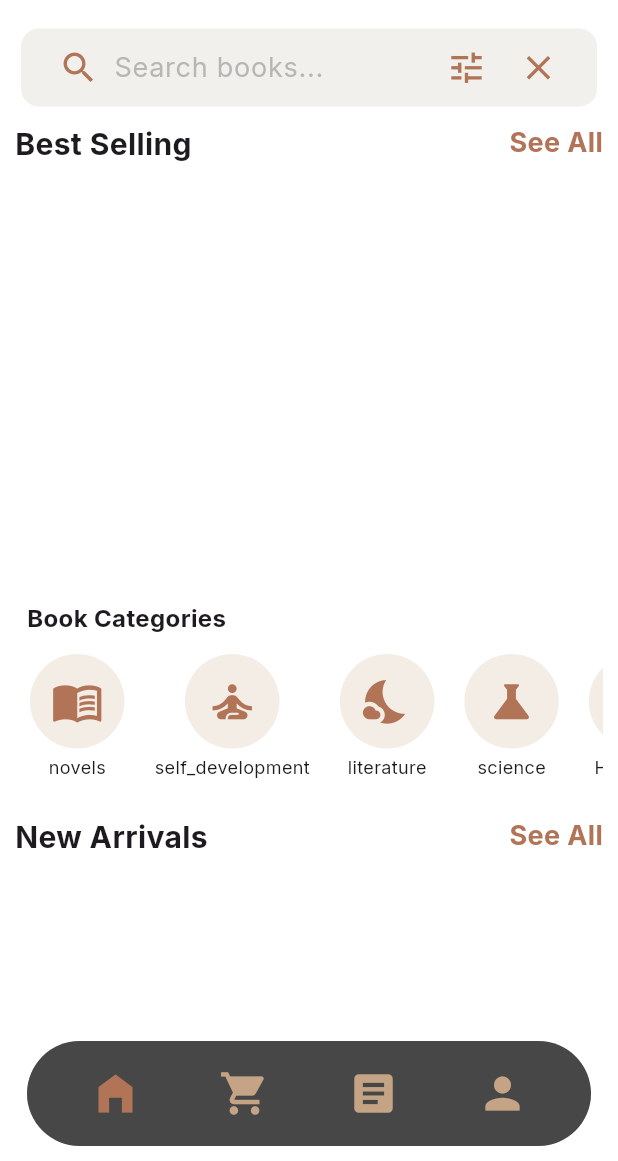
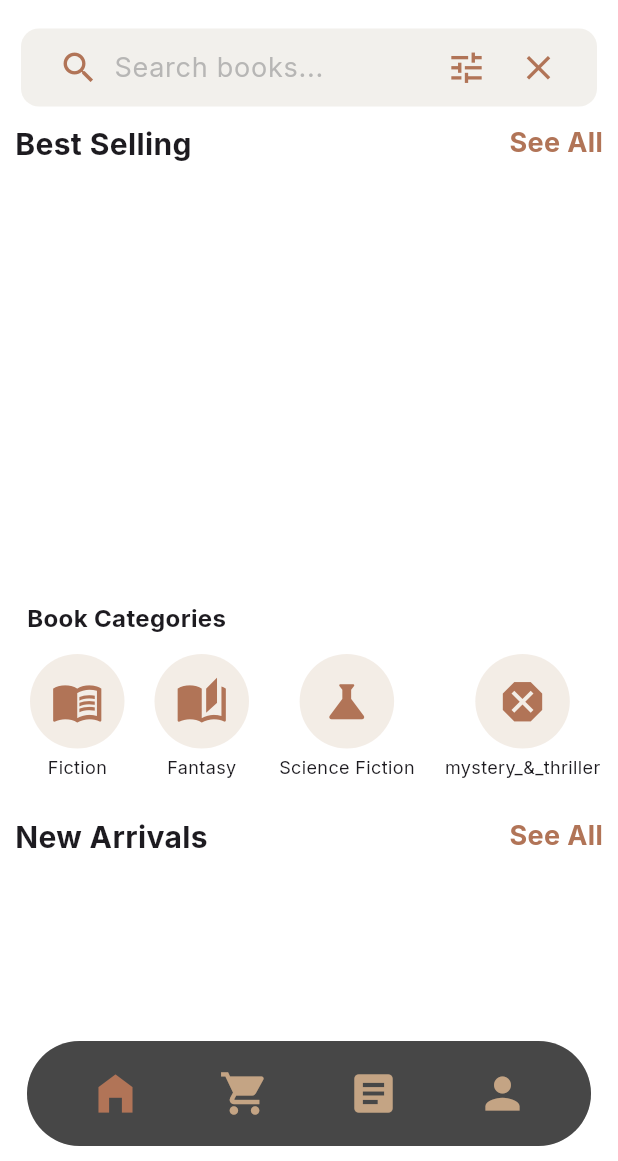
Before and after one commit to Cokawhere/graduation-project-BOOKSi, a Flutter app: the HomeView screen opened directly, on a phone screen of 412 x 824 dp, the part 75-1236 px from its top. Run offline on Flutter 3.47's test engine with Material 3 defaults, Android fonts, the phone set to English and light mode, and no system bars; our stand-ins replace cloud_firestore, firebase_auth, firebase_core, flutter_rating_bar, flutter_svg, get and 3 more; missing offline and left inert: flutter_facebook_auth; accounts and stored records are empty; project files that could hold a hidden picture were left out.

Commit message:
shop-categories

```diff
--- a/lib/features/shop/shopview.dart
+++ b/lib/features/shop/shopview.dart
@@ -191,27 +191,31 @@ class ShopView extends StatelessWidget {
   }
 
   Widget _buildCategoriesSection() {
-    final categories = [
-      {'icon': Icons.menu_book, 'label': 'novels'.tr, 'genre': 'novels'},
-      {
-        'icon': Icons.self_improvement,
-        'label': 'self_development'.tr,
-        'genre': "Personal Growth",
-      },
-      {
-        'icon': Icons.nights_stay,
-        'label': 'literature'.tr,
-        'genre': 'literature',
-      },
-      {'icon': Icons.science, 'label': 'science'.tr, 'genre': 'science'},
-      {'icon': Icons.history, 'label': 'Historical'.tr, 'genre': 'Historical'},
-      {'icon': Icons.auto_stories, 'label': 'religion'.tr, 'genre': 'religion'},
-      {
-        'icon': Icons.business_center,
-        'label': 'business'.tr,
-        'genre': 'business',
-      },
+    const genreOptions = [
+      'Fiction',
+      'Fantasy',
+      'Science Fiction',
+      'Mystery & Thriller',
+      'Romance',
+      'Historical',
+      'Young Adult',
+      'Horror',
+      'Biography',
+      'Personal Growth',
     ];
+
+    final categoryIcons = {
+      'Fiction': Icons.menu_book,
+      'Fantasy': Icons.auto_stories,
+      'Science Fiction': Icons.science,
+      'Mystery & Thriller': Icons.dangerous,
+      'Romance': Icons.favorite,
+      'Historical': Icons.history,
+      'Young Adult': Icons.people,
+      'Horror': Icons.nights_stay,
+      'Biography': Icons.book,
+      'Personal Growth': Icons.self_improvement,
+    };
 
     return Column(
       crossAxisAlignment: CrossAxisAlignment.start,
@@ -233,23 +237,25 @@ class ShopView extends StatelessWidget {
           height: 95,
           child: ListView.builder(
             scrollDirection: Axis.horizontal,
-            itemCount: categories.length,
+            itemCount: genreOptions.length,
             itemBuilder: (context, index) {
-              final item = categories[index];
+              final genre = genreOptions[index].toLowerCase().replaceAll(
+                ' ',
+                '_',
+              );
               return GestureDetector(
                 onTap: () {
-                  final genre = item['genre'];
                   final filteredBooks = controller.allBooks
                       .where(
                         (book) =>
                             book.genre.toLowerCase() ==
-                            genre.toString().toLowerCase(),
+                            genreOptions[index].toLowerCase(),
                       )
                       .toList();
 
                   Get.to(
                     () => BooksView(
-                      title: item['label'] as String,
+                      title: genreOptions[index],
                       books: filteredBooks,
                     ),
                   );
@@ -265,15 +271,16 @@ class ShopView extends StatelessWidget {
                           shape: BoxShape.circle,
                         ),
                         child: Icon(
-                          item['icon'] as IconData,
+                          categoryIcons[genreOptions[index]] ?? Icons.book,
                           color: AppColors.brown,
                           size: 35,
                         ),
                       ),
                       const SizedBox(height: 4),
                       Text(
-                        item['label'] as String,
+                        genre.tr,
                         style: const TextStyle(fontSize: 12),
+                        textAlign: TextAlign.center,
                       ),
                       const SizedBox(height: 7),
                     ],
--- a/lib/lang/ar.dart
+++ b/lib/lang/ar.dart
@@ -70,13 +70,16 @@ const Map<String, String> ar = {
   "dark_mode": "الوضع الداكن",
   "change_language": "تغيير اللغة",
   "book_categories": "فئات الكتب",
-  "novels": "روايات",
-  "self_development": "تطوير الذات",
-  "literature": "الأدب",
-  "science": "العلوم",
-  "history": "التاريخ",
-  "religion": "الدين",
-  "business": "الأعمال",
+  "fiction": "خيال",
+  "fantasy": "فانتازيا",
+  "science_fiction": "خيال علمي",
+  "mystery_thriller": "غموض وتشويق",
+  "romance": "رومانسية",
+  "historical": "تاريخي",
+  "young_adult": "شبابي",
+  "horror": "رعب",
+  "biography": "سيرة ذاتية",
+  "personal_growth": "تطوير ذاتي",
   "logout": "تسجيل الخروج",
   "all_books":"كل الكتب",
   "chat":"الرسائل",
--- a/lib/lang/en.dart
+++ b/lib/lang/en.dart
@@ -62,9 +62,20 @@ const Map<String, String> en = {
   //shop-home
   "search_books": "Search books...",
   "best_selling": "Best Selling",
+  "all_books":"All Books",
   "trending_books": "Trending in Books",
   "new_arrivals": "New Arrivals",
   "see_all": "See All",
+  "fiction": "Fiction",
+  "fantasy": "Fantasy",
+  "science_fiction": "Science Fiction",
+  "mystery_thriller": "Mystery & Thriller",
+  "romance": "Romance",
+  "historical": "Historical",
+  "young_adult": "Young Adult",
+  "horror": "Horror",
+  "biography": "Biography",
+  "personal_growth": "Personal Growth",
   "blog": "Blog",
   "profile": "Profile",
   "dark_mode": "Dark Mode",
```
Also changed, not shown: lib/features/book_details/book_details_conroller.dart (added), lib/features/book_details/book_details_services.dart (added), lib/features/book_details/book_details_view.dart (added).
